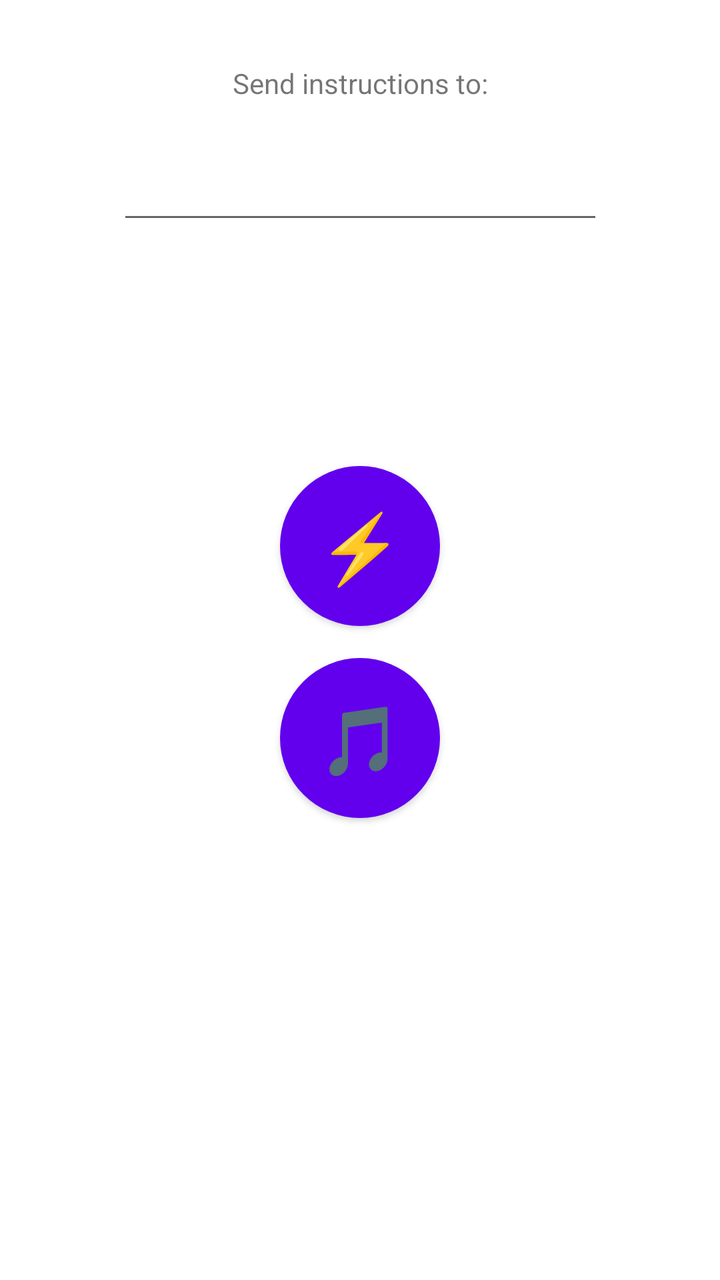
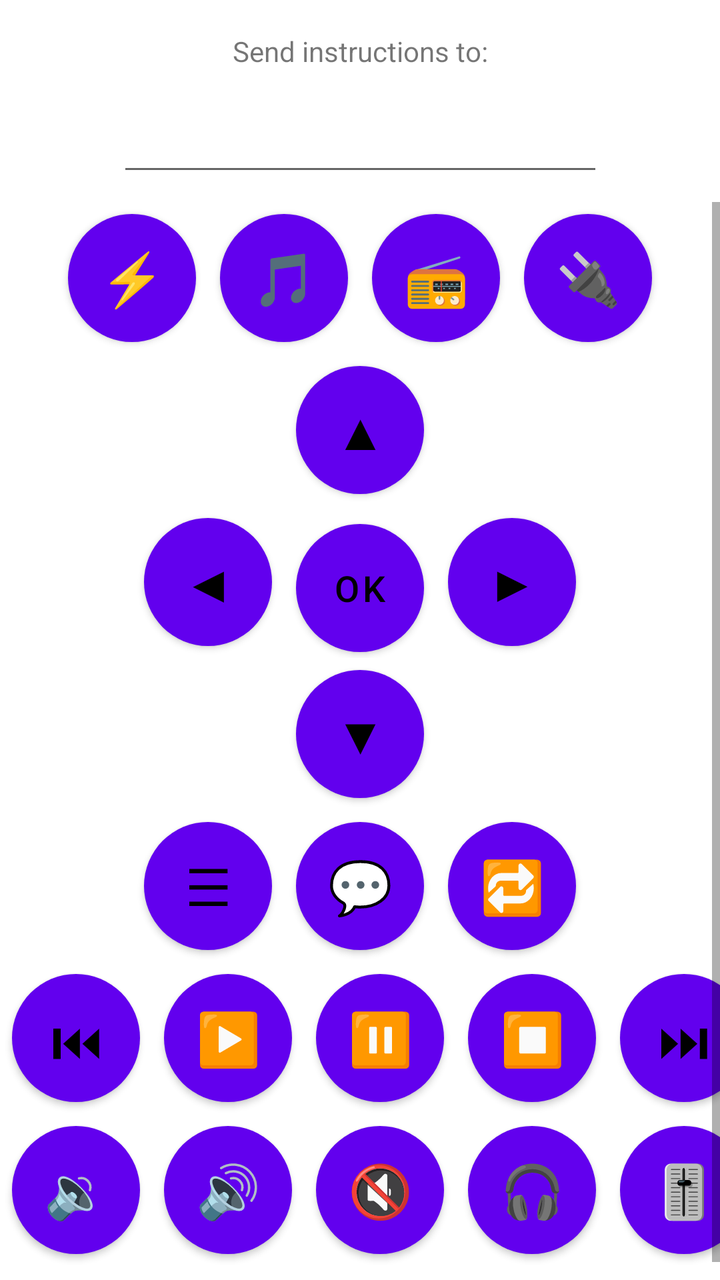

An Android layout rendered at two revisions. The XML below is the earlier revision; the diff shows what the commit changed to produce the second picture.
<!-- AndroidManifest.xml: application theme Theme.UniRemote -->
<!-- res/layout/activity_main.xml -->
<?xml version="1.0" encoding="utf-8"?>
<androidx.constraintlayout.widget.ConstraintLayout xmlns:android="http://schemas.android.com/apk/res/android"
    xmlns:app="http://schemas.android.com/apk/res-auto"
    xmlns:tools="http://schemas.android.com/tools"
    android:layout_width="match_parent"
    android:layout_height="match_parent"
    android:onClick="clickOnControllerButton"
    tools:context=".MainActivity">

    <TextView
        android:id="@+id/textView2"
        android:layout_width="wrap_content"
        android:layout_height="wrap_content"
        android:layout_marginTop="32dp"
        android:text="@string/send_to"
        app:layout_constraintEnd_toEndOf="parent"
        app:layout_constraintStart_toStartOf="parent"
        app:layout_constraintTop_toTopOf="parent" />

    <EditText
        android:id="@+id/link"
        android:layout_width="243dp"
        android:layout_height="50dp"
        android:layout_marginTop="16dp"
        android:autofillHints=""
        android:editable="false"
        android:ems="10"
        android:inputType="none"
        android:textIsSelectable="true"
        app:layout_constraintEnd_toEndOf="@+id/textView2"
        app:layout_constraintStart_toStartOf="@+id/textView2"
        app:layout_constraintTop_toBottomOf="@+id/textView2"
        tools:ignore="LabelFor" />

    <TextView
        android:id="@+id/command"
        android:layout_width="wrap_content"
        android:layout_height="wrap_content"
        android:text="⚡"
        android:textSize="24sp"
        android:visibility="invisible"
        app:layout_constraintBottom_toBottomOf="parent"
        app:layout_constraintEnd_toEndOf="parent"
        app:layout_constraintHorizontal_bias="0.498"
        app:layout_constraintStart_toStartOf="parent"
        app:layout_constraintTop_toBottomOf="@+id/mp3" />

    <Button
        android:id="@+id/power"
        android:layout_width="80dp"
        android:layout_height="80dp"
        android:layout_marginTop="116dp"
        android:background="@drawable/round_button"
        android:onClick="clickOnControllerButton"
        android:tag="Power;⚡"
        android:text="⚡"
        android:textSize="34sp"
        app:layout_constraintEnd_toEndOf="parent"
        app:layout_constraintStart_toStartOf="parent"
        app:layout_constraintTop_toBottomOf="@+id/link" />

    <Button
        android:id="@+id/mp3"
        android:layout_width="80dp"
        android:layout_height="80dp"
        android:layout_marginTop="16dp"
        android:background="@drawable/round_button"
        android:onClick="clickOnControllerButton"
        android:tag="Mp3;🎵"
        android:text="🎵"
        android:textSize="34sp"
        app:layout_constraintEnd_toEndOf="@+id/power"
        app:layout_constraintStart_toStartOf="@+id/power"
        app:layout_constraintTop_toBottomOf="@+id/power" />

</androidx.constraintlayout.widget.ConstraintLayout>
<!-- resources referenced by this layout -->
<resources>
  <!-- drawable round_button (drawable) -->
  <?xml version="1.0" encoding="utf-8"?>
  <selector xmlns:android="http://schemas.android.com/apk/res/android">
      <item android:state_pressed="false">
          <shape android:shape="oval">
              <solid android:color="#E0E0E0"/>
          </shape>
      </item>
      <item android:state_pressed="true">
          <shape android:shape="oval">
              <solid android:color="#9C9C9C"/>
          </shape>
      </item>
  </selector>
  <string name="send_to">Send instructions to:</string>
  <style name="Theme.UniRemote" parent="Theme.MaterialComponents.DayNight.DarkActionBar">
          
          <item name="colorPrimary">@color/purple_500</item>
          <item name="colorPrimaryVariant">@color/purple_700</item>
          <item name="colorOnPrimary">@color/white</item>
          
          <item name="colorSecondary">@color/teal_200</item>
          <item name="colorSecondaryVariant">@color/teal_700</item>
          <item name="colorOnSecondary">@color/black</item>
          
          <item name="android:statusBarColor" tools:targetApi="l">?attr/colorPrimaryVariant</item>
          
      </style>
  <color name="purple_500">#FF6200EE</color>
  <color name="purple_700">#FF3700B3</color>
  <color name="white">#FFFFFFFF</color>
  <color name="teal_200">#FF03DAC5</color>
  <color name="teal_700">#FF018786</color>
  <color name="black">#FF000000</color>
</resources>

<!-- the commit's change to res/layout/activity_main.xml (unified diff, before → after) -->
@@ -4,14 +4,13 @@
     xmlns:tools="http://schemas.android.com/tools"
     android:layout_width="match_parent"
     android:layout_height="match_parent"
-    android:onClick="clickOnControllerButton"
     tools:context=".MainActivity">
 
     <TextView
         android:id="@+id/textView2"
         android:layout_width="wrap_content"
         android:layout_height="wrap_content"
-        android:layout_marginTop="32dp"
+        android:layout_marginTop="16dp"
         android:text="@string/send_to"
         app:layout_constraintEnd_toEndOf="parent"
         app:layout_constraintStart_toStartOf="parent"
@@ -21,16 +20,201 @@
         android:id="@+id/link"
         android:layout_width="243dp"
         android:layout_height="50dp"
-        android:layout_marginTop="16dp"
+        android:layout_marginTop="8dp"
         android:autofillHints=""
-        android:editable="false"
         android:ems="10"
+        android:focusable="false"
         android:inputType="none"
         android:textIsSelectable="true"
         app:layout_constraintEnd_toEndOf="@+id/textView2"
         app:layout_constraintStart_toStartOf="@+id/textView2"
         app:layout_constraintTop_toBottomOf="@+id/textView2"
         tools:ignore="LabelFor" />
+
+    <ScrollView
+        android:id="@+id/keypad"
+        android:layout_width="match_parent"
+        android:layout_height="0dp"
+        android:layout_marginTop="8dp"
+        app:layout_constraintBottom_toBottomOf="parent"
+        app:layout_constraintTop_toBottomOf="@+id/link">
+
+        <LinearLayout
+            android:layout_width="match_parent"
+            android:layout_height="wrap_content"
+            android:gravity="center_horizontal"
+            android:orientation="vertical"
+            android:paddingBottom="16dp">
+
+            
+            <LinearLayout
+                android:layout_width="wrap_content"
+                android:layout_height="wrap_content"
+                android:orientation="horizontal">
+
+                <Button
+                    android:id="@+id/power"
+                    style="@style/RemoteButton"
+                    android:tag="Power;⚡"
+                    android:text="⚡" />
+
+                <Button
+                    android:id="@+id/mp3"
+                    style="@style/RemoteButton"
+                    android:tag="Mp3;🎵"
+                    android:text="🎵" />
+
+                <Button
+                    android:id="@+id/radio"
+                    style="@style/RemoteButton"
+                    android:tag="Radio;📻"
+                    android:text="📻" />
+
+                <Button
+                    android:id="@+id/aux"
+                    style="@style/RemoteButton"
+                    android:tag="AUX;🔌"
+                    android:text="🔌" />
+            </LinearLayout>
+
+            
+            <Button
+                android:id="@+id/up"
+                style="@style/RemoteButton"
+                android:tag="Up;▲"
+                android:text="▲" />
+
+            <LinearLayout
+                android:layout_width="wrap_content"
+                android:layout_height="wrap_content"
+                android:orientation="horizontal">
+
+                <Button
+                    android:id="@+id/left"
+                    style="@style/RemoteButton"
+                    android:tag="Left;◀"
+                    android:text="◀" />
+
+                <Button
+                    android:id="@+id/ok"
+                    style="@style/RemoteButton"
+                    android:tag="Ok;OK"
+                    android:text="OK"
+                    android:textSize="18sp" />
+
+                <Button
+                    android:id="@+id/right"
+                    style="@style/RemoteButton"
+                    android:tag="Right;▶"
+                    android:text="▶" />
+            </LinearLayout>
+
+            <Button
+                android:id="@+id/down"
+                style="@style/RemoteButton"
+                android:tag="Down;▼"
+                android:text="▼" />
+
+            
+            <LinearLayout
+                android:layout_width="wrap_content"
+                android:layout_height="wrap_content"
+                android:orientation="horizontal">
+
+                <Button
+                    android:id="@+id/disc_menu"
+                    style="@style/RemoteButton"
+                    android:tag="Disc_Menu;☰"
+                    android:text="☰" />
+
+                <Button
+                    android:id="@+id/subtitle"
+                    style="@style/RemoteButton"
+                    android:tag="Subtitle;💬"
+                    android:text="💬" />
+
+                <Button
+                    android:id="@+id/program"
+                    style="@style/RemoteButton"
+                    android:tag="Program;🔁"
+                    android:text="🔁" />
+            </LinearLayout>
+
+            
+            <LinearLayout
+                android:layout_width="wrap_content"
+                android:layout_height="wrap_content"
+                android:orientation="horizontal">
+
+                <Button
+                    android:id="@+id/previous"
+                    style="@style/RemoteButton"
+                    android:tag="Previous;⏮"
+                    android:text="⏮" />
+
+                <Button
+                    android:id="@+id/play"
+                    style="@style/RemoteButton"
+                    android:tag="Play;▶️"
+                    android:text="▶️" />
+
+                <Button
+                    android:id="@+id/pause"
+                    style="@style/RemoteButton"
+                    android:tag="Pause;⏸"
+                    android:text="⏸" />
+
+                <Button
+                    android:id="@+id/stop"
+                    style="@style/RemoteButton"
+                    android:tag="Stop;⏹"
+                    android:text="⏹" />
+
+                <Button
+                    android:id="@+id/next"
+                    style="@style/RemoteButton"
+                    android:tag="Next;⏭"
+                    android:text="⏭" />
+            </LinearLayout>
+
+            
+            <LinearLayout
+                android:layout_width="wrap_content"
+                android:layout_height="wrap_content"
+                android:orientation="horizontal">
+
+                <Button
+                    android:id="@+id/volume_down"
+                    style="@style/RemoteButton"
+                    android:tag="volume-1;🔉"
+                    android:text="🔉" />
+
+                <Button
+                    android:id="@+id/volume_up"
+                    style="@style/RemoteButton"
+                    android:tag="volume1;🔊"
+                    android:text="🔊" />
+
+                <Button
+                    android:id="@+id/mute"
+                    style="@style/RemoteButton"
+                    android:tag="Mute;🔇"
+                    android:text="🔇" />
+
+                <Button
+                    android:id="@+id/surround"
+                    style="@style/RemoteButton"
+                    android:tag="Surround;🎧"
+                    android:text="🎧" />
+
+                <Button
+                    android:id="@+id/sound"
+                    style="@style/RemoteButton"
+                    android:tag="Sound;🎚"
+                    android:text="🎚" />
+            </LinearLayout>
+        </LinearLayout>
+    </ScrollView>
 
     <TextView
         android:id="@+id/command"
@@ -41,36 +225,7 @@
         android:visibility="invisible"
         app:layout_constraintBottom_toBottomOf="parent"
         app:layout_constraintEnd_toEndOf="parent"
-        app:layout_constraintHorizontal_bias="0.498"
-        app:layout_constraintStart_toStartOf="parent"
-        app:layout_constraintTop_toBottomOf="@+id/mp3" />
-
-    <Button
-        android:id="@+id/power"
-        android:layout_width="80dp"
-        android:layout_height="80dp"
-        android:layout_marginTop="116dp"
-        android:background="@drawable/round_button"
-        android:onClick="clickOnControllerButton"
-        android:tag="Power;⚡"
-        android:text="⚡"
-        android:textSize="34sp"
-        app:layout_constraintEnd_toEndOf="parent"
         app:layout_constraintStart_toStartOf="parent"
         app:layout_constraintTop_toBottomOf="@+id/link" />
 
-    <Button
-        android:id="@+id/mp3"
-        android:layout_width="80dp"
-        android:layout_height="80dp"
-        android:layout_marginTop="16dp"
-        android:background="@drawable/round_button"
-        android:onClick="clickOnControllerButton"
-        android:tag="Mp3;🎵"
-        android:text="🎵"
-        android:textSize="34sp"
-        app:layout_constraintEnd_toEndOf="@+id/power"
-        app:layout_constraintStart_toStartOf="@+id/power"
-        app:layout_constraintTop_toBottomOf="@+id/power" />
-
 </androidx.constraintlayout.widget.ConstraintLayout>
<!-- resource entries referenced after the edit -->
@@ -15,6 +15,14 @@
       </item>
   </selector>
   <string name="send_to">Send instructions to:</string>
+  <style name="RemoteButton">
+          <item name="android:layout_width">64dp</item>
+          <item name="android:layout_height">64dp</item>
+          <item name="android:layout_margin">6dp</item>
+          <item name="android:background">@drawable/round_button</item>
+          <item name="android:textSize">26sp</item>
+          <item name="android:textColor">@color/black</item>
+      </style>
   <style name="Theme.UniRemote" parent="Theme.MaterialComponents.DayNight.DarkActionBar">
           
           <item name="colorPrimary">@color/purple_500</item>
